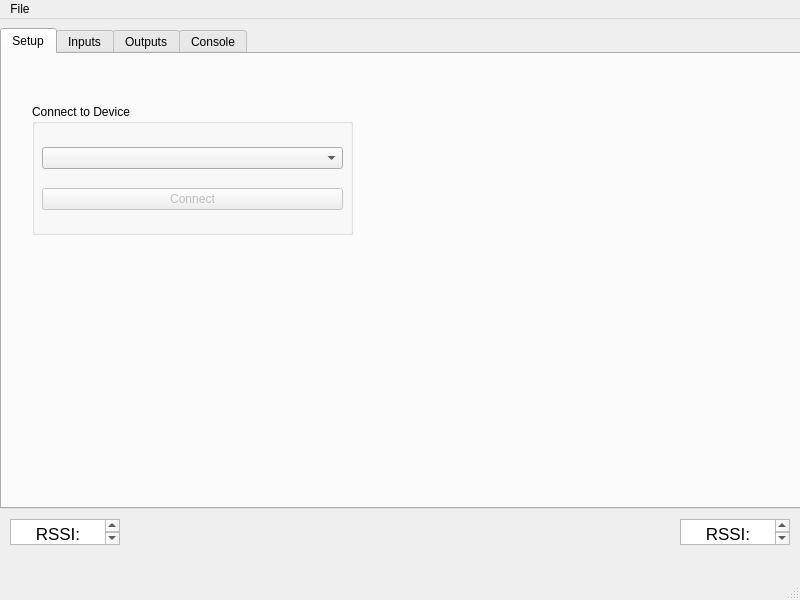
Above: transceiver/GUI/SFTU-GUI/form.ui from lukuky64/SFTU before the change. Below: the same form after it.
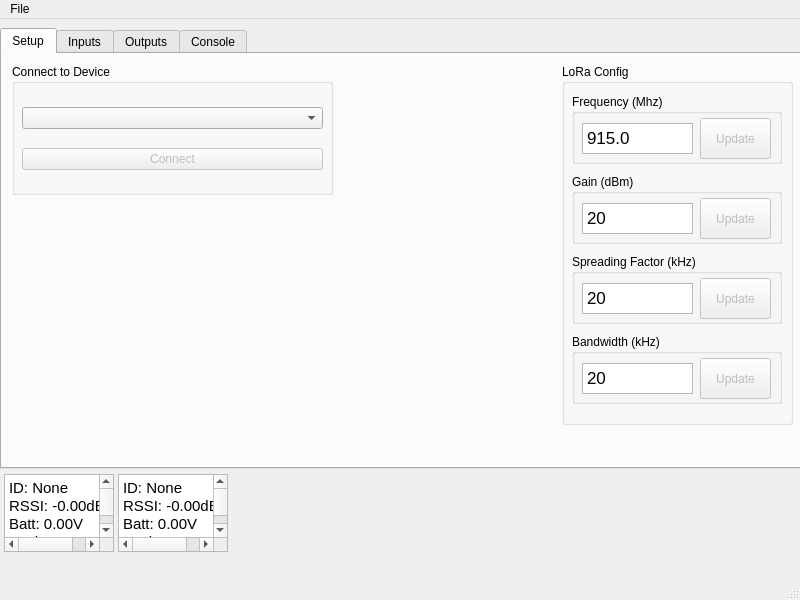
That is the form after the change. The open tabs and pages were chosen to show the change.

The edit to the form file:
```diff
--- a/transceiver/GUI/SFTU-GUI/form.ui
+++ b/transceiver/GUI/SFTU-GUI/form.ui
@@ -20,7 +20,7 @@
       <x>0</x>
       <y>9</y>
       <width>801</width>
-      <height>481</height>
+      <height>441</height>
      </rect>
     </property>
     <property name="currentIndex">
@@ -33,8 +33,8 @@
      <widget class="QGroupBox" name="groupBox">
       <property name="geometry">
        <rect>
-        <x>30</x>
-        <y>50</y>
+        <x>10</x>
+        <y>10</y>
         <width>321</width>
         <height>131</height>
        </rect>
@@ -71,6 +71,215 @@
        </layout>
       </widget>
      </widget>
+     <widget class="QGroupBox" name="groupBox_3">
+      <property name="geometry">
+       <rect>
+        <x>560</x>
+        <y>10</y>
+        <width>231</width>
+        <height>361</height>
+       </rect>
+      </property>
+      <property name="title">
+       <string>LoRa Config</string>
+      </property>
+      <widget class="QGroupBox" name="frequencyGroup">
+       <property name="geometry">
+        <rect>
+         <x>10</x>
+         <y>30</y>
+         <width>210</width>
+         <height>70</height>
+        </rect>
+       </property>
+       <property name="title">
+        <string>Frequency (Mhz)</string>
+       </property>
+       <widget class="QPushButton" name="updateFreqButton">
+        <property name="enabled">
+         <bool>false</bool>
+        </property>
+        <property name="geometry">
+         <rect>
+          <x>128</x>
+          <y>24</y>
+          <width>71</width>
+          <height>41</height>
+         </rect>
+        </property>
+        <property name="text">
+         <string>Update</string>
+        </property>
+       </widget>
+       <widget class="QTextEdit" name="freqField">
+        <property name="geometry">
+         <rect>
+          <x>10</x>
+          <y>29</y>
+          <width>111</width>
+          <height>31</height>
+         </rect>
+        </property>
+        <property name="html">
+         <string>&lt;!DOCTYPE HTML PUBLIC &quot;-//W3C//DTD HTML 4.0//EN&quot; &quot;http://www.w3.org/TR/REC-html40/strict.dtd&quot;&gt;
+&lt;html&gt;&lt;head&gt;&lt;meta name=&quot;qrichtext&quot; content=&quot;1&quot; /&gt;&lt;meta charset=&quot;utf-8&quot; /&gt;&lt;style type=&quot;text/css&quot;&gt;
+p, li { white-space: pre-wrap; }
+hr { height: 1px; border-width: 0; }
+li.unchecked::marker { content: &quot;\2610&quot;; }
+li.checked::marker { content: &quot;\2612&quot;; }
+&lt;/style&gt;&lt;/head&gt;&lt;body style=&quot; font-family:'.AppleSystemUIFont'; font-size:13pt; font-weight:400; font-style:normal;&quot;&gt;
+&lt;p style=&quot; margin-top:0px; margin-bottom:0px; margin-left:0px; margin-right:0px; -qt-block-indent:0; text-indent:0px;&quot;&gt;915.0&lt;/p&gt;&lt;/body&gt;&lt;/html&gt;</string>
+        </property>
+       </widget>
+      </widget>
+      <widget class="QGroupBox" name="gainGroup">
+       <property name="geometry">
+        <rect>
+         <x>10</x>
+         <y>110</y>
+         <width>210</width>
+         <height>70</height>
+        </rect>
+       </property>
+       <property name="title">
+        <string>Gain (dBm)</string>
+       </property>
+       <widget class="QPushButton" name="updateGainButton">
+        <property name="enabled">
+         <bool>false</bool>
+        </property>
+        <property name="geometry">
+         <rect>
+          <x>128</x>
+          <y>24</y>
+          <width>71</width>
+          <height>41</height>
+         </rect>
+        </property>
+        <property name="text">
+         <string>Update</string>
+        </property>
+       </widget>
+       <widget class="QTextEdit" name="gainField">
+        <property name="geometry">
+         <rect>
+          <x>10</x>
+          <y>29</y>
+          <width>111</width>
+          <height>31</height>
+         </rect>
+        </property>
+        <property name="html">
+         <string>&lt;!DOCTYPE HTML PUBLIC &quot;-//W3C//DTD HTML 4.0//EN&quot; &quot;http://www.w3.org/TR/REC-html40/strict.dtd&quot;&gt;
+&lt;html&gt;&lt;head&gt;&lt;meta name=&quot;qrichtext&quot; content=&quot;1&quot; /&gt;&lt;meta charset=&quot;utf-8&quot; /&gt;&lt;style type=&quot;text/css&quot;&gt;
+p, li { white-space: pre-wrap; }
+hr { height: 1px; border-width: 0; }
+li.unchecked::marker { content: &quot;\2610&quot;; }
+li.checked::marker { content: &quot;\2612&quot;; }
+&lt;/style&gt;&lt;/head&gt;&lt;body style=&quot; font-family:'.AppleSystemUIFont'; font-size:13pt; font-weight:400; font-style:normal;&quot;&gt;
+&lt;p style=&quot; margin-top:0px; margin-bottom:0px; margin-left:0px; margin-right:0px; -qt-block-indent:0; text-indent:0px;&quot;&gt;20&lt;/p&gt;&lt;/body&gt;&lt;/html&gt;</string>
+        </property>
+       </widget>
+      </widget>
+      <widget class="QGroupBox" name="spreadingGroup">
+       <property name="geometry">
+        <rect>
+         <x>10</x>
+         <y>190</y>
+         <width>210</width>
+         <height>70</height>
+        </rect>
+       </property>
+       <property name="title">
+        <string>Spreading Factor (kHz)</string>
+       </property>
+       <widget class="QPushButton" name="updateSpreadButton">
+        <property name="enabled">
+         <bool>false</bool>
+        </property>
+        <property name="geometry">
+         <rect>
+          <x>128</x>
+          <y>24</y>
+          <width>71</width>
+          <height>41</height>
+         </rect>
+        </property>
+        <property name="text">
+         <string>Update</string>
+        </property>
+       </widget>
+       <widget class="QTextEdit" name="spreadingField">
+        <property name="geometry">
+         <rect>
+          <x>10</x>
+          <y>29</y>
+          <width>111</width>
+          <height>31</height>
+         </rect>
+        </property>
+        <property name="html">
+         <string>&lt;!DOCTYPE HTML PUBLIC &quot;-//W3C//DTD HTML 4.0//EN&quot; &quot;http://www.w3.org/TR/REC-html40/strict.dtd&quot;&gt;
+&lt;html&gt;&lt;head&gt;&lt;meta name=&quot;qrichtext&quot; content=&quot;1&quot; /&gt;&lt;meta charset=&quot;utf-8&quot; /&gt;&lt;style type=&quot;text/css&quot;&gt;
+p, li { white-space: pre-wrap; }
+hr { height: 1px; border-width: 0; }
+li.unchecked::marker { content: &quot;\2610&quot;; }
+li.checked::marker { content: &quot;\2612&quot;; }
+&lt;/style&gt;&lt;/head&gt;&lt;body style=&quot; font-family:'.AppleSystemUIFont'; font-size:13pt; font-weight:400; font-style:normal;&quot;&gt;
+&lt;p style=&quot; margin-top:0px; margin-bottom:0px; margin-left:0px; margin-right:0px; -qt-block-indent:0; text-indent:0px;&quot;&gt;20&lt;/p&gt;&lt;/body&gt;&lt;/html&gt;</string>
+        </property>
+       </widget>
+      </widget>
+      <widget class="QGroupBox" name="bandwidthGroup">
+       <property name="geometry">
+        <rect>
+         <x>10</x>
+         <y>270</y>
+         <width>210</width>
+         <height>70</height>
+        </rect>
+       </property>
+       <property name="title">
+        <string>Bandwidth (kHz)</string>
+       </property>
+       <widget class="QPushButton" name="updateBandwidthButton">
+        <property name="enabled">
+         <bool>false</bool>
+        </property>
+        <property name="geometry">
+         <rect>
+          <x>128</x>
+          <y>24</y>
+          <width>71</width>
+          <height>41</height>
+         </rect>
+        </property>
+        <property name="text">
+         <string>Update</string>
+        </property>
+       </widget>
+       <widget class="QTextEdit" name="bandwidthField">
+        <property name="geometry">
+         <rect>
+          <x>10</x>
+          <y>29</y>
+          <width>111</width>
+          <height>31</height>
+         </rect>
+        </property>
+        <property name="html">
+         <string>&lt;!DOCTYPE HTML PUBLIC &quot;-//W3C//DTD HTML 4.0//EN&quot; &quot;http://www.w3.org/TR/REC-html40/strict.dtd&quot;&gt;
+&lt;html&gt;&lt;head&gt;&lt;meta name=&quot;qrichtext&quot; content=&quot;1&quot; /&gt;&lt;meta charset=&quot;utf-8&quot; /&gt;&lt;style type=&quot;text/css&quot;&gt;
+p, li { white-space: pre-wrap; }
+hr { height: 1px; border-width: 0; }
+li.unchecked::marker { content: &quot;\2610&quot;; }
+li.checked::marker { content: &quot;\2612&quot;; }
+&lt;/style&gt;&lt;/head&gt;&lt;body style=&quot; font-family:'.AppleSystemUIFont'; font-size:13pt; font-weight:400; font-style:normal;&quot;&gt;
+&lt;p style=&quot; margin-top:0px; margin-bottom:0px; margin-left:0px; margin-right:0px; -qt-block-indent:0; text-indent:0px;&quot;&gt;20&lt;/p&gt;&lt;/body&gt;&lt;/html&gt;</string>
+        </property>
+       </widget>
+      </widget>
+     </widget>
     </widget>
     <widget class="QWidget" name="Console">
      <attribute name="title">
@@ -152,12 +361,21 @@
    <widget class="QTextEdit" name="thisRSSI">
     <property name="geometry">
      <rect>
-      <x>10</x>
-      <y>500</y>
+      <x>4</x>
+      <y>455</y>
       <width>110</width>
-      <height>26</height>
+      <height>78</height>
      </rect>
     </property>
+    <property name="autoFormatting">
+     <set>QTextEdit::AutoFormattingFlag::AutoNone</set>
+    </property>
+    <property name="undoRedoEnabled">
+     <bool>false</bool>
+    </property>
+    <property name="lineWrapMode">
+     <enum>QTextEdit::LineWrapMode::NoWrap</enum>
+    </property>
     <property name="readOnly">
      <bool>true</bool>
     </property>
@@ -169,18 +387,28 @@
 li.unchecked::marker { content: &quot;\2610&quot;; }
 li.checked::marker { content: &quot;\2612&quot;; }
 &lt;/style&gt;&lt;/head&gt;&lt;body style=&quot; font-family:'.AppleSystemUIFont'; font-size:13pt; font-weight:400; font-style:normal;&quot;&gt;
-&lt;p align=&quot;center&quot; style=&quot; margin-top:0px; margin-bottom:0px; margin-left:0px; margin-right:0px; -qt-block-indent:0; text-indent:0px;&quot;&gt;RSSI: -0.00dBm&lt;/p&gt;&lt;/body&gt;&lt;/html&gt;</string>
+&lt;p style=&quot; margin-top:0px; margin-bottom:0px; margin-left:0px; margin-right:0px; -qt-block-indent:0; text-indent:0px;&quot;&gt;&lt;span style=&quot; font-size:11pt;&quot;&gt;ID: None&lt;/span&gt;&lt;/p&gt;
+&lt;p style=&quot; margin-top:0px; margin-bottom:0px; margin-left:0px; margin-right:0px; -qt-block-indent:0; text-indent:0px;&quot;&gt;&lt;span style=&quot; font-size:11pt;&quot;&gt;RSSI: -0.00dBm&lt;/span&gt;&lt;/p&gt;
+&lt;p style=&quot; margin-top:0px; margin-bottom:0px; margin-left:0px; margin-right:0px; -qt-block-indent:0; text-indent:0px;&quot;&gt;&lt;span style=&quot; font-size:11pt;&quot;&gt;Batt: 0.00V&lt;/span&gt;&lt;/p&gt;
+&lt;p style=&quot; margin-top:0px; margin-bottom:0px; margin-left:0px; margin-right:0px; -qt-block-indent:0; text-indent:0px;&quot;&gt;&lt;span style=&quot; font-size:11pt;&quot;&gt;Mode: None&lt;/span&gt;&lt;/p&gt;
+&lt;p style=&quot; margin-top:0px; margin-bottom:0px; margin-left:0px; margin-right:0px; -qt-block-indent:0; text-indent:0px;&quot;&gt;&lt;span style=&quot; font-size:11pt;&quot;&gt;Stat: Error&lt;/span&gt;&lt;/p&gt;&lt;/body&gt;&lt;/html&gt;</string>
     </property>
    </widget>
    <widget class="QTextEdit" name="thatRSSI">
     <property name="geometry">
      <rect>
-      <x>680</x>
-      <y>500</y>
+      <x>118</x>
+      <y>455</y>
       <width>110</width>
-      <height>26</height>
+      <height>78</height>
      </rect>
     </property>
+    <property name="undoRedoEnabled">
+     <bool>false</bool>
+    </property>
+    <property name="lineWrapMode">
+     <enum>QTextEdit::LineWrapMode::NoWrap</enum>
+    </property>
     <property name="readOnly">
      <bool>true</bool>
     </property>
@@ -192,7 +420,11 @@
 li.unchecked::marker { content: &quot;\2610&quot;; }
 li.checked::marker { content: &quot;\2612&quot;; }
 &lt;/style&gt;&lt;/head&gt;&lt;body style=&quot; font-family:'.AppleSystemUIFont'; font-size:13pt; font-weight:400; font-style:normal;&quot;&gt;
-&lt;p align=&quot;center&quot; style=&quot; margin-top:0px; margin-bottom:0px; margin-left:0px; margin-right:0px; -qt-block-indent:0; text-indent:0px;&quot;&gt;RSSI: -0.00dBm&lt;/p&gt;&lt;/body&gt;&lt;/html&gt;</string>
+&lt;p style=&quot; margin-top:0px; margin-bottom:0px; margin-left:0px; margin-right:0px; -qt-block-indent:0; text-indent:0px;&quot;&gt;&lt;span style=&quot; font-size:11pt;&quot;&gt;ID: None&lt;/span&gt;&lt;/p&gt;
+&lt;p style=&quot; margin-top:0px; margin-bottom:0px; margin-left:0px; margin-right:0px; -qt-block-indent:0; text-indent:0px;&quot;&gt;&lt;span style=&quot; font-size:11pt;&quot;&gt;RSSI: -0.00dBm&lt;/span&gt;&lt;/p&gt;
+&lt;p style=&quot; margin-top:0px; margin-bottom:0px; margin-left:0px; margin-right:0px; -qt-block-indent:0; text-indent:0px;&quot;&gt;&lt;span style=&quot; font-size:11pt;&quot;&gt;Batt: 0.00V&lt;/span&gt;&lt;/p&gt;
+&lt;p style=&quot; margin-top:0px; margin-bottom:0px; margin-left:0px; margin-right:0px; -qt-block-indent:0; text-indent:0px;&quot;&gt;&lt;span style=&quot; font-size:11pt;&quot;&gt;Mode: None&lt;/span&gt;&lt;/p&gt;
+&lt;p style=&quot; margin-top:0px; margin-bottom:0px; margin-left:0px; margin-right:0px; -qt-block-indent:0; text-indent:0px;&quot;&gt;&lt;span style=&quot; font-size:11pt;&quot;&gt;Stat: Error&lt;/span&gt;&lt;/p&gt;&lt;/body&gt;&lt;/html&gt;</string>
     </property>
    </widget>
   </widget>
```
Left out of the diff: 199 changed lines with no effect on the pictures.
